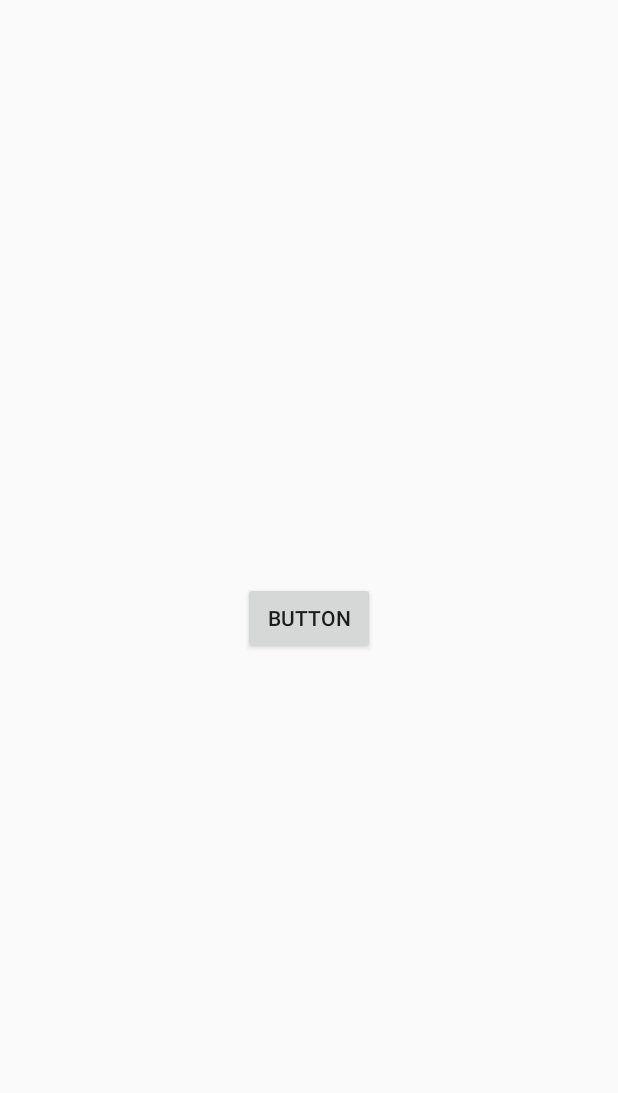
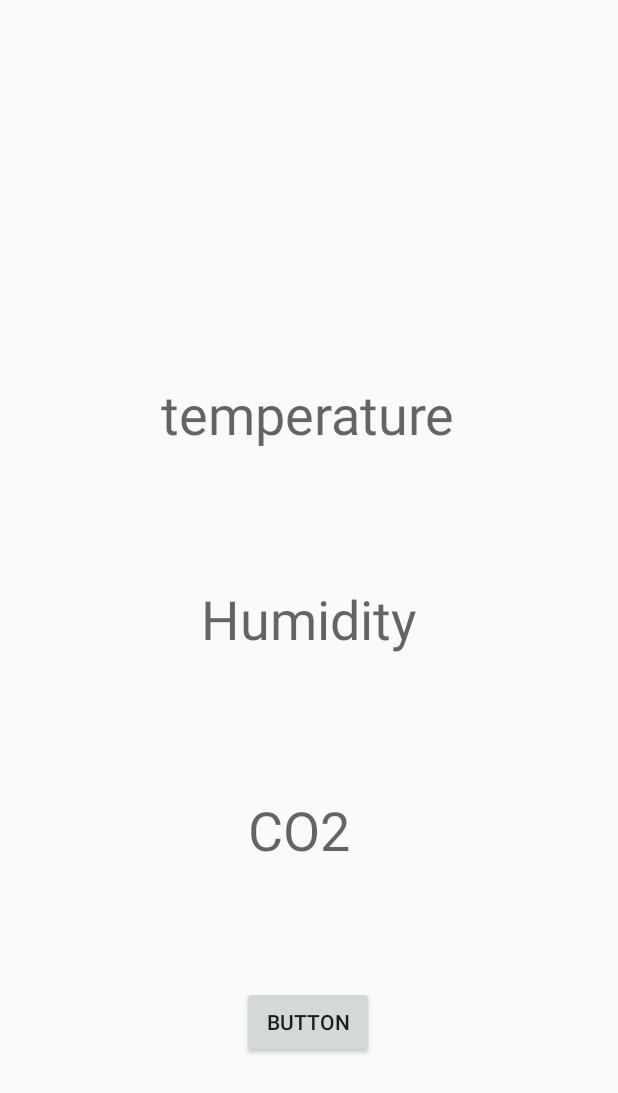
Before and after one commit to etlimss/SEP4Android, an Android app: the layout activity_main.xml on its own in the app's theme, with its tools: preview values and no code run, on a phone screen of 412 x 824 dp. Shown: the top 1093 px of the screen. Run offline under Robolectric (Android 15) with nearby library versions, the phone set to English and light mode, and no system bars.

Commit message:
try to copy xml and activity  from master but filed, only use my sample UI

```diff
--- a/app/src/main/res/layout/activity_main.xml
+++ b/app/src/main/res/layout/activity_main.xml
@@ -20,6 +20,7 @@
             android:layout_width="wrap_content"
             android:layout_height="wrap_content"
             android:text="@{String.valueOf(mainViewModel.measureData.temperature)}"
+            android:hint="temperature"
             android:textSize="36sp"
             app:layout_constraintBottom_toBottomOf="parent"
             app:layout_constraintEnd_toEndOf="parent"
@@ -34,12 +35,40 @@
             android:id="@+id/button"
             android:layout_width="wrap_content"
             android:layout_height="wrap_content"
+            android:onClick="@{()->mainViewModel.updateMeasureFromServer()}"
             android:text="Button"
-            android:onClick="@{()->mainViewModel.updateMeasureFromServer()}"
+            app:layout_constraintBottom_toBottomOf="parent"
+            app:layout_constraintEnd_toEndOf="parent"
+            app:layout_constraintHorizontal_bias="0.498"
+            app:layout_constraintStart_toStartOf="parent"
+            app:layout_constraintTop_toTopOf="parent"
+            app:layout_constraintVertical_bias="0.847" />
+
+        <TextView
+            android:id="@+id/textView2"
+            android:layout_width="wrap_content"
+            android:layout_height="wrap_content"
+            android:hint="Humidity"
+            android:text="@{String.valueOf(mainViewModel.measureData.humidity)}"
+            android:textSize="36sp"
             app:layout_constraintBottom_toBottomOf="parent"
             app:layout_constraintEnd_toEndOf="parent"
             app:layout_constraintStart_toStartOf="parent"
             app:layout_constraintTop_toTopOf="parent" />
 
+        <TextView
+            android:id="@+id/textView3"
+            android:layout_width="wrap_content"
+            android:layout_height="wrap_content"
+            android:hint="CO2"
+            android:text="@{String.valueOf(mainViewModel.measureData.co2)}"
+            android:textSize="36sp"
+            app:layout_constraintBottom_toBottomOf="parent"
+            app:layout_constraintEnd_toEndOf="parent"
+            app:layout_constraintHorizontal_bias="0.481"
+            app:layout_constraintStart_toStartOf="parent"
+            app:layout_constraintTop_toTopOf="parent"
+            app:layout_constraintVertical_bias="0.682" />
+
     </androidx.constraintlayout.widget.ConstraintLayout>
 </layout>
```
